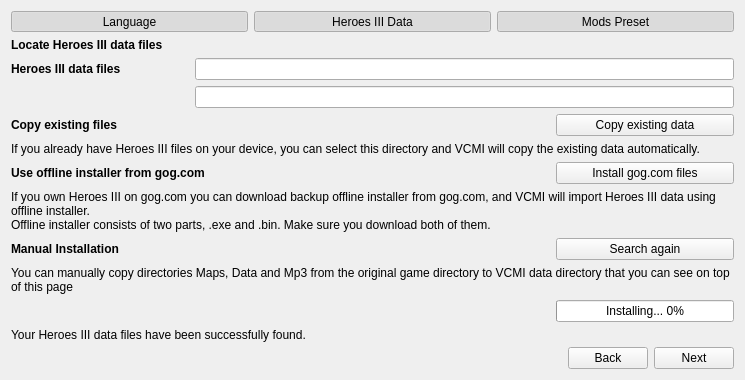
The window that launcher/firstLaunch/firstlaunch_moc.ui (vcmi/vcmi) describes before a commit, drawn with Qt 5.
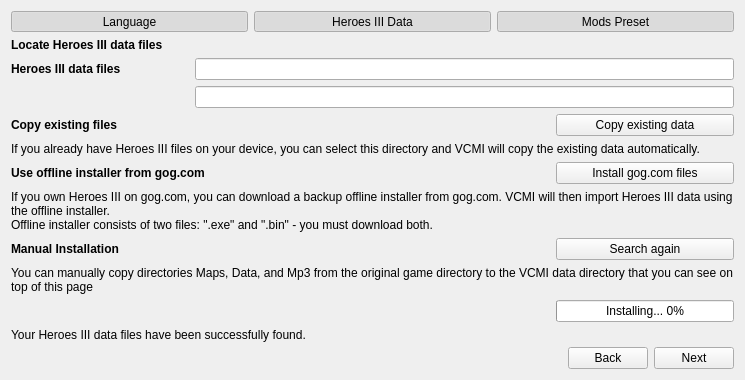
The same window after the commit. The open tabs and pages were chosen to show the change. Icons and pictures are not drawn.

Patch:
```diff
--- a/launcher/firstLaunch/firstlaunch_moc.ui
+++ b/launcher/firstLaunch/firstlaunch_moc.ui
@@ -307,7 +307,7 @@
             </sizepolicy>
            </property>
            <property name="text">
-            <string>You can manually copy directories Maps, Data and Mp3 from the original game directory to VCMI data directory that you can see on top of this page</string>
+            <string>You can manually copy directories Maps, Data, and Mp3 from the original game directory to the VCMI data directory that you can see on top of this page</string>
            </property>
            <property name="alignment">
             <set>Qt::AlignLeading|Qt::AlignLeft|Qt::AlignTop</set>
@@ -501,8 +501,8 @@
             </sizepolicy>
            </property>
            <property name="text">
-            <string>If you own Heroes III on gog.com you can download backup offline installer from gog.com, and VCMI will import Heroes III data using offline installer. 
-Offline installer consists of two parts, .exe and .bin. Make sure you download both of them.</string>
+            <string>If you own Heroes III on gog.com, you can download a backup offline installer from gog.com. VCMI will then import Heroes III data using the offline installer. 
+Offline installer consists of two files: &quot;.exe&quot; and &quot;.bin&quot; - you must download both.</string>
            </property>
            <property name="textFormat">
             <enum>Qt::PlainText</enum>
```
Left out of the diff: 16 changed lines with no effect on the pictures.
